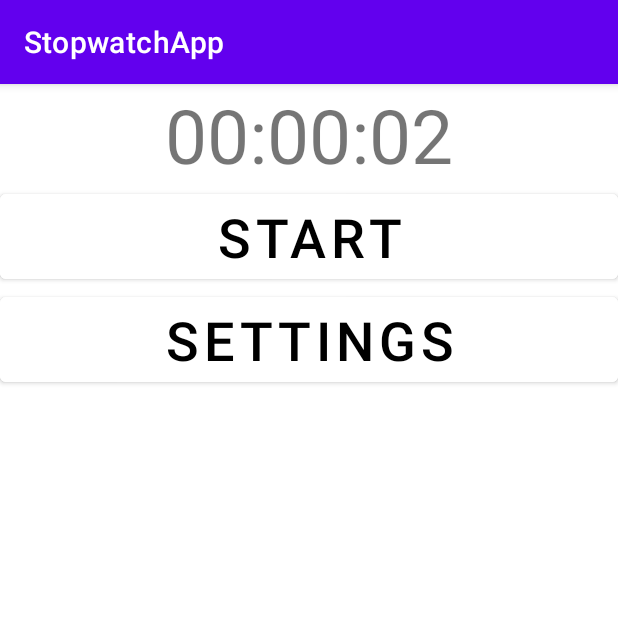
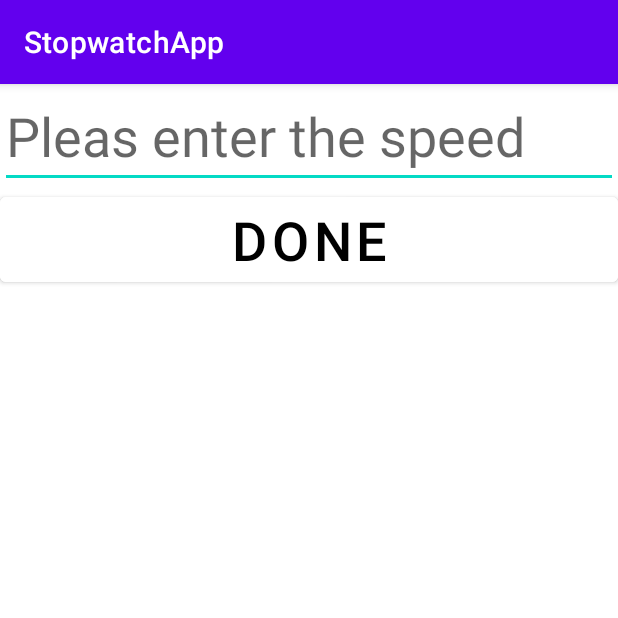
Before and after one commit to chaoowang/StopwatchApp, an Android app: the screen it shows after launch (StopwatchActivity before the commit, SettingsActivity after it), after a tap on "SETTINGS", on a phone screen of 412 x 824 dp, the top half of it. Run offline under Robolectric (Android 15) with nearby library versions, the phone set to English and light mode, and no system bars; 2 other taps on this screen came first.

Commit message:
use intents for settings

```diff
--- a/app/src/main/AndroidManifest.xml
+++ b/app/src/main/AndroidManifest.xml
@@ -10,6 +10,9 @@
         android:supportsRtl="true"
         android:theme="@style/Theme.StopwatchApp">
         <activity
+            android:name=".SettingsActivity"
+            android:exported="false" />
+        <activity
             android:name=".StopwatchActivity"
             android:exported="true">
             <intent-filter>
--- /dev/null
+++ b/app/src/main/java/au/edu/jcu/cp3406/stopwatchapp/SettingsActivity.java
@@ -0,0 +1,31 @@
+package au.edu.jcu.cp3406.stopwatchapp;
+
+import androidx.appcompat.app.AppCompatActivity;
+
+import android.content.Intent;
+import android.os.Bundle;
+import android.view.View;
+import android.widget.EditText;
+
+public class SettingsActivity extends AppCompatActivity {
+
+    public static int SETTINGS_REQUEST = 1234;
+    private EditText input_speed;
+
+    @Override
+    protected void onCreate(Bundle savedInstanceState) {
+        super.onCreate(savedInstanceState);
+        setContentView(R.layout.activity_settings);
+        input_speed = findViewById(R.id.speed);
+    }
+
+    public void doneClicked(View view) {
+        String text = input_speed.getText().toString();
+        int speed = Integer.parseInt(text);
+
+        Intent data = new Intent();
+        data.putExtra("speed", speed);
+        setResult(RESULT_OK, data);
+        finish();
+    }
+}
--- a/app/src/main/java/au/edu/jcu/cp3406/stopwatchapp/StopwatchActivity.java
+++ b/app/src/main/java/au/edu/jcu/cp3406/stopwatchapp/StopwatchActivity.java
@@ -1,8 +1,10 @@
 package au.edu.jcu.cp3406.stopwatchapp;
 
 import androidx.annotation.NonNull;
+import androidx.annotation.Nullable;
 import androidx.appcompat.app.AppCompatActivity;
 
+import android.content.Intent;
 import android.os.Bundle;
 import android.os.Handler;
 import android.os.PersistableBundle;
@@ -21,6 +23,7 @@ public class StopwatchActivity extends AppCompatActivity {
     private Button start_button;
     private String start_text = "start";
     private String stop_text = "stop";
+    private int speed;
 
     @Override
     protected void onCreate(Bundle savedInstanceState) {
@@ -28,6 +31,7 @@ public class StopwatchActivity extends AppCompatActivity {
         setContentView(R.layout.activity_main);
         display = findViewById(R.id.time);
         start_button = findViewById(R.id.start);
+        speed = 1000;
 
         if (savedInstanceState == null) {
             time = new Stopwatch();
@@ -35,6 +39,7 @@ public class StopwatchActivity extends AppCompatActivity {
             int hours = savedInstanceState.getInt("hours");
             int minutes = savedInstanceState.getInt("minutes");
             int seconds = savedInstanceState.getInt("seconds");
+            speed = savedInstanceState.getInt("speed");
             time = new Stopwatch(hours, minutes, seconds);
             boolean running = savedInstanceState.getBoolean("running");
             display.setText(time.toString());
@@ -52,6 +57,7 @@ public class StopwatchActivity extends AppCompatActivity {
         outState.putInt("minutes", time.getMinutes());
         outState.putInt("seconds", time.getSeconds());
         outState.putBoolean("running", isRunning);
+        outState.putInt("speed",speed);
     }
 
     private void enableStopwatch() {
@@ -64,7 +70,7 @@ public class StopwatchActivity extends AppCompatActivity {
                 if (isRunning) {
                     time.tick();
                     display.setText(time.toString());
-                    handler.postDelayed(this, 1000);
+                    handler.postDelayed(this, speed);
                 }
             }
         });
@@ -86,6 +92,20 @@ public class StopwatchActivity extends AppCompatActivity {
     }
 
     public void settingClicked(View view) {
+        Intent intent = new Intent(this, SettingsActivity.class);
+        startActivityForResult(intent, SettingsActivity.SETTINGS_REQUEST);
+    }
 
+    @Override
+    protected void onActivityResult(int requestCode, int resultCode, @Nullable Intent data) {
+        super.onActivityResult(requestCode, resultCode, data);
+
+        if (requestCode == SettingsActivity.SETTINGS_REQUEST){
+            if (resultCode == RESULT_OK){
+                if (data != null){
+                    speed = data.getIntExtra("speed", 1000);
+                }
+            }
+        }
     }
 }
--- /dev/null
+++ b/app/src/main/res/layout/activity_settings.xml
@@ -0,0 +1,29 @@
+<?xml version="1.0" encoding="utf-8"?>
+<androidx.appcompat.widget.LinearLayoutCompat
+    xmlns:android="http://schemas.android.com/apk/res/android"
+    xmlns:tools="http://schemas.android.com/tools"
+    android:layout_width="match_parent"
+    android:layout_height="match_parent"
+    android:orientation="vertical"
+    tools:context=".SettingsActivity">
+
+    <EditText
+        android:layout_width="match_parent"
+        android:layout_height="wrap_content"
+        android:textSize="36sp"
+        android:id="@+id/speed"
+        android:inputType="number"
+        android:hint="@string/speed_input_hint"
+        android:importantForAutofill="no"/>
+
+    <Button
+        android:layout_width="match_parent"
+        android:layout_height="wrap_content"
+        android:layout_gravity="center"
+        android:text="@string/done"
+        android:textColor="@color/black"
+        android:backgroundTint="@color/white"
+        android:textSize="36sp"
+        android:onClick="doneClicked"/>
+
+</androidx.appcompat.widget.LinearLayoutCompat>
--- a/app/src/main/res/values/strings.xml
+++ b/app/src/main/res/values/strings.xml
@@ -3,4 +3,6 @@
     <string name="time">00:00:00</string>
     <string name="start">start</string>
     <string name="settings">settings</string>
+    <string name="done">Done</string>
+    <string name="speed_input_hint">Pleas enter the speed</string>
 </resources>
```
